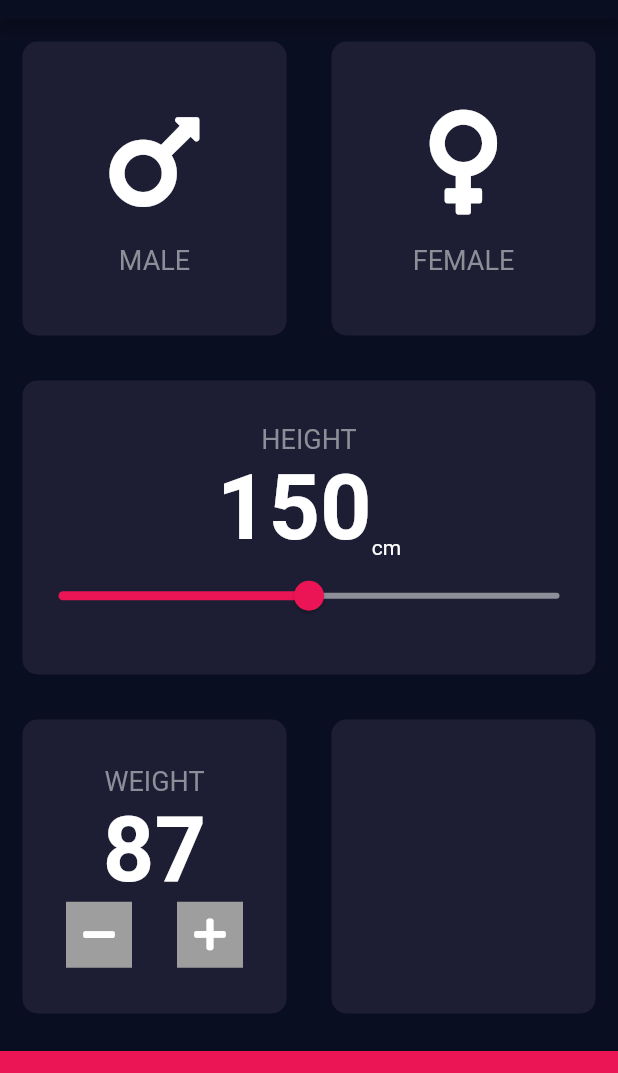
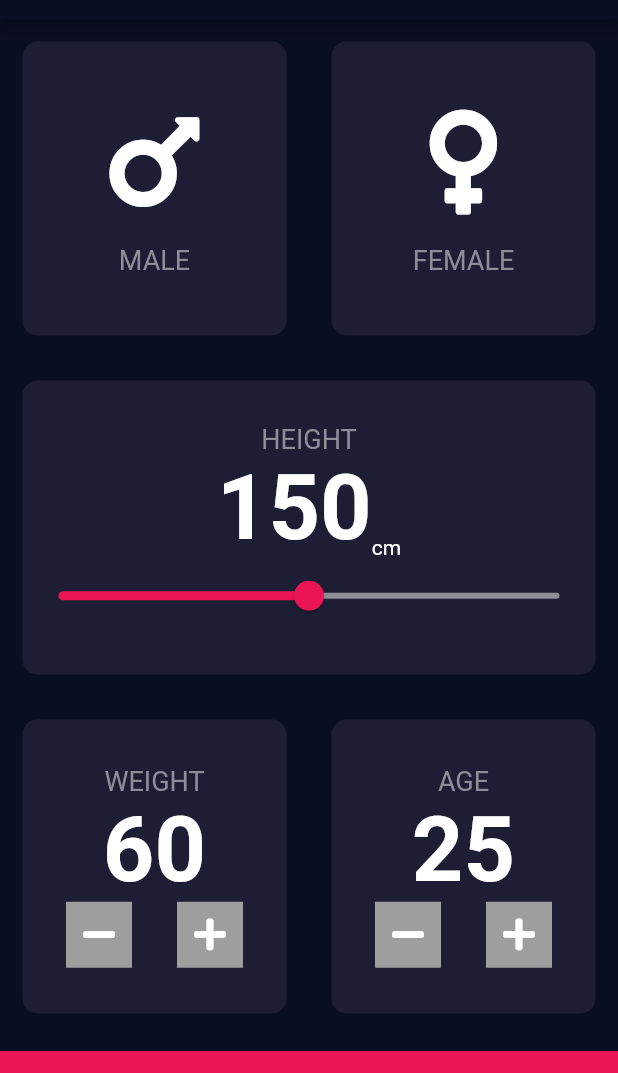
Before and after one commit to BashirYesufu/BMI-Calculator, a Flutter app: the screen it shows after launch, on a phone screen of 412 x 824 dp, the part 65-1138 px from its top. Run offline on Flutter 3.47's test engine with Material 2 defaults, Android fonts, the phone set to English and light mode, and no system bars; our stand-ins replace font_awesome_flutter.

Commit message:
Finished displaying the UI

```diff
--- a/bmi_app/lib/description_content.dart
+++ b/bmi_app/lib/description_content.dart
@@ -3,17 +3,19 @@ import 'package:font_awesome_flutter/font_awesome_flutter.dart';
 import 'icon_content.dart';
 
 class DescriptionContent extends StatelessWidget {
-  const DescriptionContent({
-    Key? key,
-  }) : super(key: key);
+
+  final String text;
+  final String number;
+
+  const DescriptionContent({Key? key, required this.text, required this.number}) : super(key: key);
 
   @override
   Widget build(BuildContext context) {
     return Column(
       mainAxisAlignment: MainAxisAlignment.center,
       children: [
-        Text('WEIGHT', style: labelTextStyle,),
-        Text('87', style: TextStyle(fontWeight: FontWeight.bold, fontSize: 60.0),),
+        Text(text, style: labelTextStyle,),
+        Text(number, style: TextStyle(fontWeight: FontWeight.bold, fontSize: 60.0),),
         Row(
           mainAxisAlignment: MainAxisAlignment.center,
           children: [
--- a/bmi_app/lib/input_page.dart
+++ b/bmi_app/lib/input_page.dart
@@ -71,11 +71,11 @@ class _InputPageState extends State<InputPage> {
               children: [
                 ReusableCard(
                   colour: activeCardColor,
-                  cardChild: DescriptionContent(),
-
+                  cardChild: DescriptionContent(text: 'WEIGHT', number: '60', ),
                 ),
                 ReusableCard(
                   colour: activeCardColor,
+                  cardChild:  DescriptionContent(text: 'AGE', number: '25',),
                 ),
               ],
             ),
```
